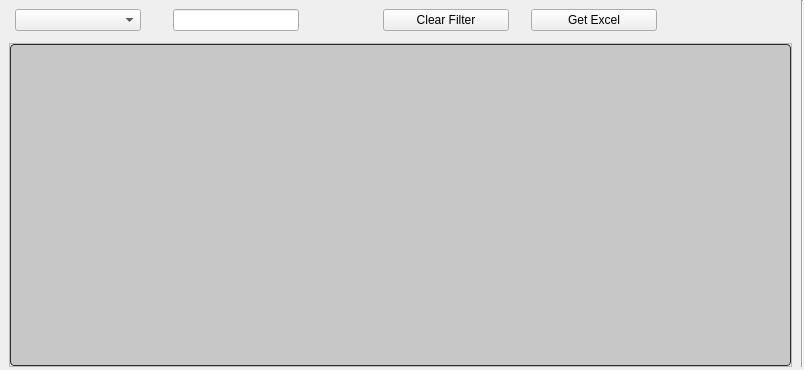
Before: the Qt Designer form Resources/UI/tableCWM.ui in ArhamshareKrushil/ScanRisk, drawn with Qt 5.
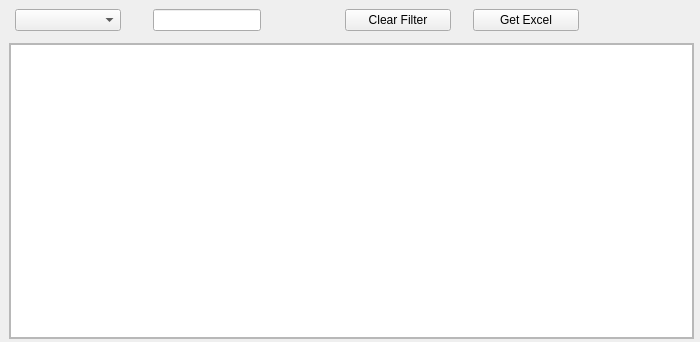
After: the same form once the commit is applied. Icons and pictures are not drawn.

Diff of the .ui file:
```diff
--- a/Resources/UI/tableCWM.ui
+++ b/Resources/UI/tableCWM.ui
@@ -6,8 +6,8 @@
    <rect>
     <x>0</x>
     <y>0</y>
-    <width>804</width>
-    <height>370</height>
+    <width>700</width>
+    <height>342</height>
    </rect>
   </property>
   <property name="windowTitle">
@@ -36,6 +36,43 @@
     <property name="verticalSpacing">
      <number>0</number>
     </property>
+    <item row="3" column="1">
+     <widget class="Line" name="line_18">
+      <property name="orientation">
+       <enum>Qt::Horizontal</enum>
+      </property>
+     </widget>
+    </item>
+    <item row="2" column="0">
+     <widget class="Line" name="line">
+      <property name="styleSheet">
+       <string notr="true">background-color: transparent;</string>
+      </property>
+      <property name="orientation">
+       <enum>Qt::Vertical</enum>
+      </property>
+     </widget>
+    </item>
+    <item row="1" column="2">
+     <widget class="Line" name="line_2">
+      <property name="styleSheet">
+       <string notr="true">background-color: transparent;</string>
+      </property>
+      <property name="orientation">
+       <enum>Qt::Horizontal</enum>
+      </property>
+     </widget>
+    </item>
+    <item row="2" column="3">
+     <widget class="Line" name="line_3">
+      <property name="styleSheet">
+       <string notr="true">background-color: transparent;</string>
+      </property>
+      <property name="orientation">
+       <enum>Qt::Vertical</enum>
+      </property>
+     </widget>
+    </item>
     <item row="2" column="2">
      <widget class="QFrame" name="mainFrame">
       <property name="sizePolicy">
@@ -74,149 +111,7 @@
           </font>
          </property>
          <property name="styleSheet">
-          <string notr="true">QTreeView:branch:selected, QTreeView:branch:hover {
-  background: url(&quot;:/qss_icons/rc/transparent.png&quot;);
-}
-
-QTreeView:branch:has-siblings:!adjoins-item {
-  border-image: url(&quot;:/qss_icons/rc/branch_line.png&quot;) 0;
-}
-
-QTreeView:branch:has-siblings:adjoins-item {
-  border-image: url(&quot;:/qss_icons/rc/branch_more.png&quot;) 0;
-}
-
-QTreeView:branch:!has-children:!has-siblings:adjoins-item {
-  border-image: url(&quot;:/qss_icons/rc/branch_end.png&quot;) 0;
-}
-
-QTreeView:branch:has-children:!has-siblings:closed, QTreeView:branch:closed:has-children:has-siblings {
-  border-image: none;
-  image: url(&quot;:/qss_icons/rc/branch_closed.png&quot;);
-}
-
-QTreeView:branch:open:has-children:!has-siblings, QTreeView:branch:open:has-children:has-siblings {
-  border-image: none;
-  image: url(&quot;:/qss_icons/rc/branch_open.png&quot;);
-}
-
-QTreeView:branch:has-children:!has-siblings:closed:hover, QTreeView:branch:closed:has-children:has-siblings:hover {
-  image: url(&quot;:/qss_icons/rc/branch_closed_focus.png&quot;);
-}
-
-QTreeView:branch:open:has-children:!has-siblings:hover, QTreeView:branch:open:has-children:has-siblings:hover {
-  image: url(&quot;:/qss_icons/rc/branch_open_focus.png&quot;);
-}
-
-QTreeView::indicator:checked,
-QListView::indicator:checked {
-  image: url(&quot;:/qss_icons/rc/checkbox_checked.png&quot;);
-}
-
-QTreeView::indicator:checked:hover, QTreeView::indicator:checked:focus, QTreeView::indicator:checked:pressed,
-QListView::indicator:checked:hover,
-QListView::indicator:checked:focus,
-QListView::indicator:checked:pressed {
-  image: url(&quot;:/qss_icons/rc/checkbox_checked_focus.png&quot;);
-}
-
-QTreeView::indicator:unchecked,
-QListView::indicator:unchecked {
-  image: url(&quot;:/qss_icons/rc/checkbox_unchecked.png&quot;);
-}
-
-QTreeView::indicator:unchecked:hover, QTreeView::indicator:unchecked:focus, QTreeView::indicator:unchecked:pressed,
-QListView::indicator:unchecked:hover,
-QListView::indicator:unchecked:focus,
-QListView::indicator:unchecked:pressed {
-  image: url(&quot;:/qss_icons/rc/checkbox_unchecked_focus.png&quot;);
-}
-
-QTreeView::indicator:indeterminate,
-QListView::indicator:indeterminate {
-  image: url(&quot;:/qss_icons/rc/checkbox_indeterminate.png&quot;);
-}
-
-QTreeView::indicator:indeterminate:hover, QTreeView::indicator:indeterminate:focus, QTreeView::indicator:indeterminate:pressed,
-QListView::indicator:indeterminate:hover,
-QListView::indicator:indeterminate:focus,
-QListView::indicator:indeterminate:pressed {
-  image: url(&quot;:/qss_icons/rc/checkbox_indeterminate_focus.png&quot;);
-}
-
-QTreeView,
-QListView,
-QTableView,
-QColumnView {
-  background-color: #c7c7c7;
-  border: 1px solid #2d2d2d;
-  color: #000000;
-  gridline-color: #2d2d2d;
-  border-radius: 4px;
-}
-
-QTreeView:disabled,
-QListView:disabled,
-QTableView:disabled,
-QColumnView:disabled {
-  background-color: #c7c7c7;
-  color: #000000;
-}
-
-QTreeView:selected,
-QListView:selected,
-QTableView:selected,
-QColumnView:selected {
-  background-color: #c7c7c7;
-  color: #000000;
-}
-
-QTreeView:hover,
-QListView:hover,
-QTableView:hover,
-QColumnView:hover {
-  background-color: #c7c7c7;
-  border: 1px solid #148CD2;
-}
-
-QTreeView::item:pressed,
-QListView::item:pressed,
-QTableView::item:pressed,
-QColumnView::item:pressed {
-  background-color: #c7c7c7;
-}
-
-QTreeView::item:selected:hover,
-QListView::item:selected:hover,
-QTableView::item:selected:hover,
-QColumnView::item:selected:hover {
-  background: #c7c7c7;
-  color: #000000;
-}
-
-QTreeView::item:selected:active,
-QListView::item:selected:active,
-QTableView::item:selected:active,
-QColumnView::item:selected:active {
-background-color: palette(highlight);
- color: palette(highlightedText);
-}
-
-QTreeView::item:!selected:hover,
-QListView::item:!selected:hover,
-QTableView::item:!selected:hover,
-QColumnView::item:!selected:hover {
-  outline: 0;
-  color: #148CD2;
-  background-color: #2d2d2d;
-}
-
-QTableCornerButton::section {
-  background-color: #282828;
-  border: 1px transparent #2d2d2d;
-  border-radius: 0px;
-}
-</string>
+          <string notr="true"/>
          </property>
          <property name="selectionBehavior">
           <enum>QAbstractItemView::SelectRows</enum>
@@ -235,50 +130,6 @@
       </layout>
      </widget>
     </item>
-    <item row="1" column="2">
-     <widget class="Line" name="line_2">
-      <property name="styleSheet">
-       <string notr="true">background-color: transparent;</string>
-      </property>
-      <property name="orientation">
-       <enum>Qt::Horizontal</enum>
-      </property>
-     </widget>
-    </item>
-    <item row="3" column="1">
-     <widget class="Line" name="line_18">
-      <property name="orientation">
-       <enum>Qt::Horizontal</enum>
-      </property>
-     </widget>
-    </item>
-    <item row="0" column="4" rowspan="3">
-     <widget class="Line" name="line_17">
-      <property name="orientation">
-       <enum>Qt::Vertical</enum>
-      </property>
-     </widget>
-    </item>
-    <item row="2" column="3">
-     <widget class="Line" name="line_3">
-      <property name="styleSheet">
-       <string notr="true">background-color: transparent;</string>
-      </property>
-      <property name="orientation">
-       <enum>Qt::Vertical</enum>
-      </property>
-     </widget>
-    </item>
-    <item row="2" column="0">
-     <widget class="Line" name="line">
-      <property name="styleSheet">
-       <string notr="true">background-color: transparent;</string>
-      </property>
-      <property name="orientation">
-       <enum>Qt::Vertical</enum>
-      </property>
-     </widget>
-    </item>
     <item row="0" column="1" colspan="3">
      <widget class="QWidget" name="indexBar" native="true">
       <property name="sizePolicy">
@@ -294,149 +145,7 @@
        </size>
       </property>
       <property name="styleSheet">
-       <string notr="true">QTreeView:branch:selected, QTreeView:branch:hover {
-  background: url(&quot;:/qss_icons/rc/transparent.png&quot;);
-}
-
-QTreeView:branch:has-siblings:!adjoins-item {
-  border-image: url(&quot;:/qss_icons/rc/branch_line.png&quot;) 0;
-}
-
-QTreeView:branch:has-siblings:adjoins-item {
-  border-image: url(&quot;:/qss_icons/rc/branch_more.png&quot;) 0;
-}
-
-QTreeView:branch:!has-children:!has-siblings:adjoins-item {
-  border-image: url(&quot;:/qss_icons/rc/branch_end.png&quot;) 0;
-}
-
-QTreeView:branch:has-children:!has-siblings:closed, QTreeView:branch:closed:has-children:has-siblings {
-  border-image: none;
-  image: url(&quot;:/qss_icons/rc/branch_closed.png&quot;);
-}
-
-QTreeView:branch:open:has-children:!has-siblings, QTreeView:branch:open:has-children:has-siblings {
-  border-image: none;
-  image: url(&quot;:/qss_icons/rc/branch_open.png&quot;);
-}
-
-QTreeView:branch:has-children:!has-siblings:closed:hover, QTreeView:branch:closed:has-children:has-siblings:hover {
-  image: url(&quot;:/qss_icons/rc/branch_closed_focus.png&quot;);
-}
-
-QTreeView:branch:open:has-children:!has-siblings:hover, QTreeView:branch:open:has-children:has-siblings:hover {
-  image: url(&quot;:/qss_icons/rc/branch_open_focus.png&quot;);
-}
-
-QTreeView::indicator:checked,
-QListView::indicator:checked {
-  image: url(&quot;:/qss_icons/rc/checkbox_checked.png&quot;);
-}
-
-QTreeView::indicator:checked:hover, QTreeView::indicator:checked:focus, QTreeView::indicator:checked:pressed,
-QListView::indicator:checked:hover,
-QListView::indicator:checked:focus,
-QListView::indicator:checked:pressed {
-  image: url(&quot;:/qss_icons/rc/checkbox_checked_focus.png&quot;);
-}
-
-QTreeView::indicator:unchecked,
-QListView::indicator:unchecked {
-  image: url(&quot;:/qss_icons/rc/checkbox_unchecked.png&quot;);
-}
-
-QTreeView::indicator:unchecked:hover, QTreeView::indicator:unchecked:focus, QTreeView::indicator:unchecked:pressed,
-QListView::indicator:unchecked:hover,
-QListView::indicator:unchecked:focus,
-QListView::indicator:unchecked:pressed {
-  image: url(&quot;:/qss_icons/rc/checkbox_unchecked_focus.png&quot;);
-}
-
-QTreeView::indicator:indeterminate,
-QListView::indicator:indeterminate {
-  image: url(&quot;:/qss_icons/rc/checkbox_indeterminate.png&quot;);
-}
-
-QTreeView::indicator:indeterminate:hover, QTreeView::indicator:indeterminate:focus, QTreeView::indicator:indeterminate:pressed,
-QListView::indicator:indeterminate:hover,
-QListView::indicator:indeterminate:focus,
-QListView::indicator:indeterminate:pressed {
-  image: url(&quot;:/qss_icons/rc/checkbox_indeterminate_focus.png&quot;);
-}
-
-QTreeView,
-QListView,
-QTableView,
-QColumnView {
-  background-color: #ffffff;
-  border: 1px solid #2d2d2d;
-  color: #F0F0F0;
-  gridline-color: #2d2d2d;
-  border-radius: 4px;
-}
-
-QTreeView:disabled,
-QListView:disabled,
-QTableView:disabled,
-QColumnView:disabled {
-  background-color: #1e1e1e;
-  color: #787878;
-}
-
-QTreeView:selected,
-QListView:selected,
-QTableView:selected,
-QColumnView:selected {
-  background-color: #ffffff;
-  color: #2d2d2d;
-}
-
-QTreeView:hover,
-QListView:hover,
-QTableView:hover,
-QColumnView:hover {
-  background-color: #ffffff;
-  border: 1px solid #148CD2;
-}
-
-QTreeView::item:pressed,
-QListView::item:pressed,
-QTableView::item:pressed,
-QColumnView::item:pressed {
-  background-color: #ffffff;
-}
-
-QTreeView::item:selected:hover,
-QListView::item:selected:hover,
-QTableView::item:selected:hover,
-QColumnView::item:selected:hover {
-  background: #ffffff;
-  color: #282828;
-}
-
-QTreeView::item:selected:active,
-QListView::item:selected:active,
-QTableView::item:selected:active,
-QColumnView::item:selected:active {
-background-color: palette(highlight);
- color: palette(highlightedText);
-}
-
-QTreeView::item:!selected:hover,
-QListView::item:!selected:hover,
-QTableView::item:!selected:hover,
-QColumnView::item:!selected:hover {
-  outline: 0;
-  color: #148CD2;
-  background-color: #2d2d2d;
-}
-
-QTableCornerButton::section {
-  background-color: #282828;
-  border: 1px transparent #2d2d2d;
-  border-radius: 0px;
-}
-</string>
+       <string notr="true"/>
       </property>
       <layout class="QGridLayout" name="gridLayout_2">
        <item row="0" column="3" rowspan="2">
@@ -547,6 +256,12 @@
        </item>
        <item row="0" column="8" rowspan="2">
         <widget class="QPushButton" name="pbGetExcel">
+         <property name="minimumSize">
+          <size>
+           <width>100</width>
+           <height>0</height>
+          </size>
+         </property>
          <property name="maximumSize">
           <size>
            <width>200</width>
@@ -576,6 +291,12 @@
        </item>
        <item row="0" column="6" rowspan="2">
         <widget class="QPushButton" name="pbClearfilter">
+         <property name="minimumSize">
+          <size>
+           <width>100</width>
+           <height>0</height>
+          </size>
+         </property>
          <property name="maximumSize">
           <size>
            <width>200</width>
```
Left out of the diff: 2 changed lines with no effect on the pictures.
